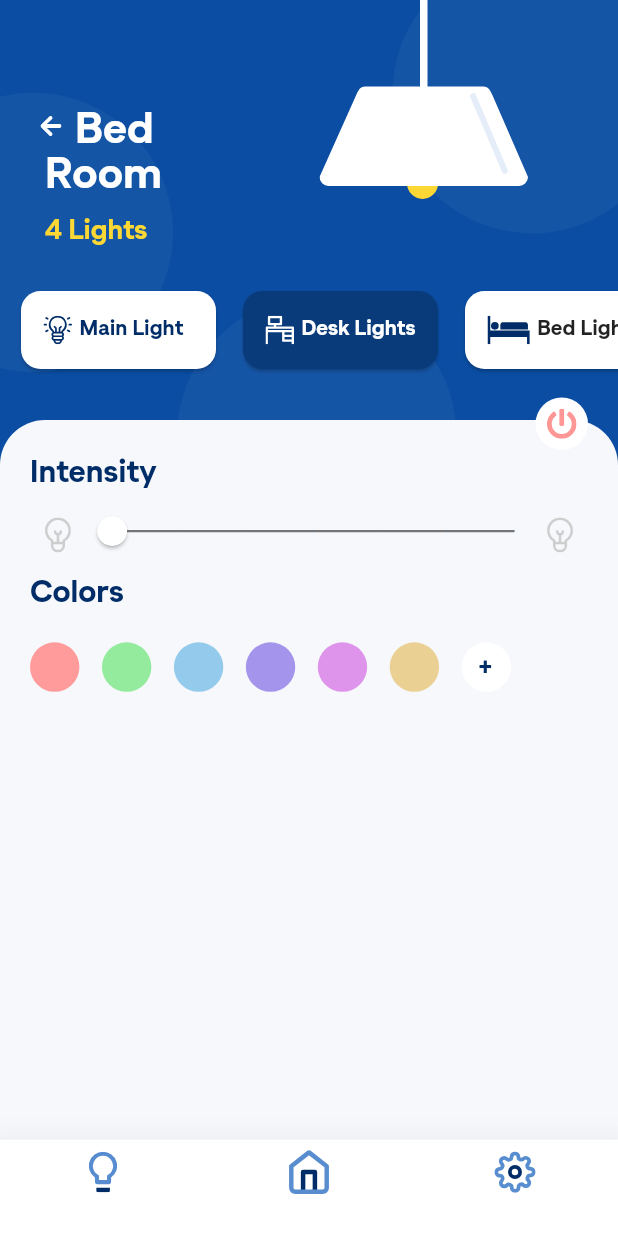
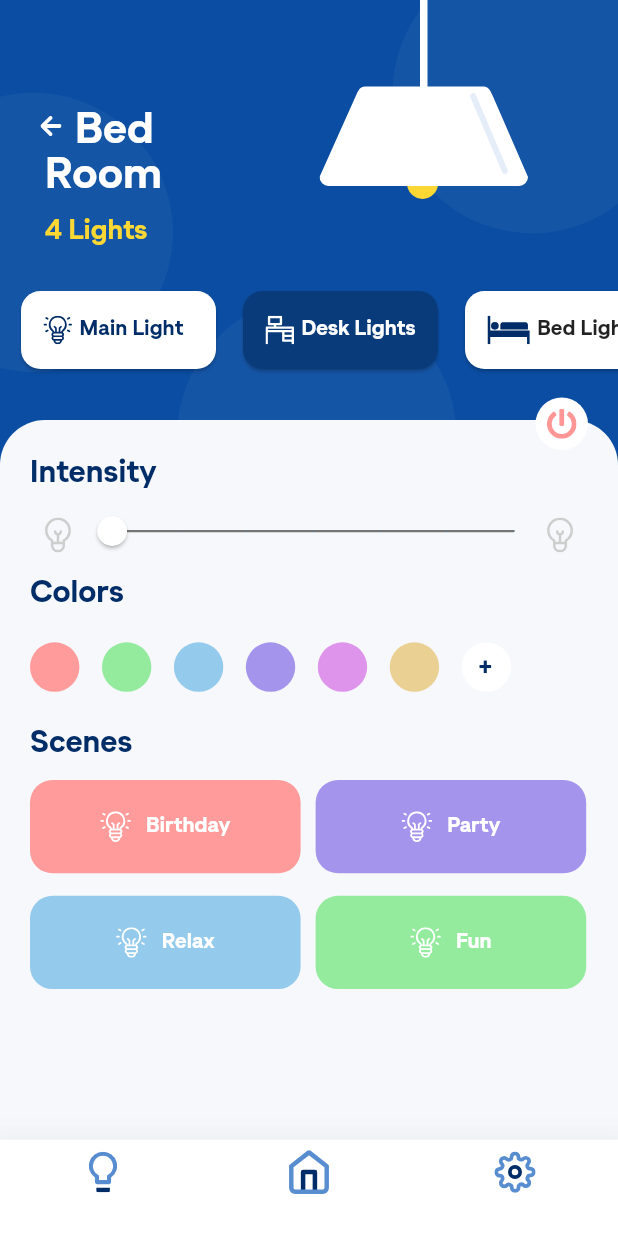
Before and after one commit to CodeSadhu/FolkDev-Assignment, a Flutter app: the BedRoom screen opened directly, on a phone screen of 412 x 824 dp. Shown: the top 1233 px of the screen. Run offline on Flutter 3.47's test engine with Material 2 defaults, Android fonts, the phone set to English and light mode, and no system bars; our stand-ins replace flutter_svg.

Commit message:
Done without animation

```diff
--- a/lib/common_widgets.dart
+++ b/lib/common_widgets.dart
@@ -49,6 +49,26 @@ List<Color> lampColors = [
   Color(0xFFEBD094),
 ];
 
+List<String> sceneGridNames = [
+  'Birthday',
+  'Party',
+  'Relax',
+  'Fun'
+];
+
+List<String> sceneGridIcons = [
+  'assets/surface1.svg',
+  'assets/surface1.svg',
+  'assets/surface1.svg',
+  'assets/surface1.svg',
+];
+
+List<Color> sceneGridColors = [
+  Color(0xFFFF9B9B),
+  Color(0xFFA594EB),
+  Color(0xFF94CAEB),
+  Color(0xFF94EB9E),
+];
 class HomePageGridView {
   final String gridImage;
   final String roomType;
--- a/lib/screens/bed-room.dart
+++ b/lib/screens/bed-room.dart
@@ -330,6 +330,63 @@ class _BedRoomState extends State<BedRoom> {
                         ),
                       ),
                     ),
+                    Positioned(
+                      top: 200.0,
+                      left: 20.0,
+                      child: Text(
+                        'Scenes',
+                        style: TextStyle(
+                          fontSize: SizeConfig.blockSizeVertical * 2.5,
+                          color: darkBlueTheme
+                        )
+                      ),
+                    ),
+                    Positioned(
+                      top: 240.0,
+                      left: 20.0,
+                      child: Container(
+                        height: SizeConfig.blockSizeVertical * 20,
+                        width: SizeConfig.blockSizeHorizontal * 90,
+                        // color: Colors.red,
+                        padding: EdgeInsets.all(0.0),
+                        child: GridView.builder(
+                          padding: EdgeInsets.all(0.0),
+                          itemCount: sceneGridIcons.length,
+                          gridDelegate: SliverGridDelegateWithFixedCrossAxisCount(
+                            childAspectRatio: 2.9,
+                            crossAxisSpacing: 10.0,
+                            crossAxisCount: 2,
+                            mainAxisSpacing: 15.0
+                          ),
+                          itemBuilder: (context, index) {
+                            return Container(
+                              // height: SizeConfig.blockSizeVertical * 20,
+                              // width: SizeConfig.blockSizeHorizontal * 40,
+                              decoration: BoxDecoration(
+                                borderRadius: BorderRadius.circular(15.0),
+                                color: sceneGridColors[index]
+                              ),
+                              child: Row(
+                                mainAxisAlignment: MainAxisAlignment.center,
+                                children: [
+                                  SvgPicture.asset(
+                                    sceneGridIcons[index],
+                                    color: Colors.white,
+                                  ),
+                                  SizedBox(width: 10.0),
+                                  Text(
+                                    sceneGridNames[index],
+                                    style: TextStyle(
+                                      color: Colors.white
+                                    ),
+                                  ),
+                                ],
+                              ),
+                            );
+                          },
+                        ),
+                      ),
+                    ),
                   ],
                 ),
               ),
```
